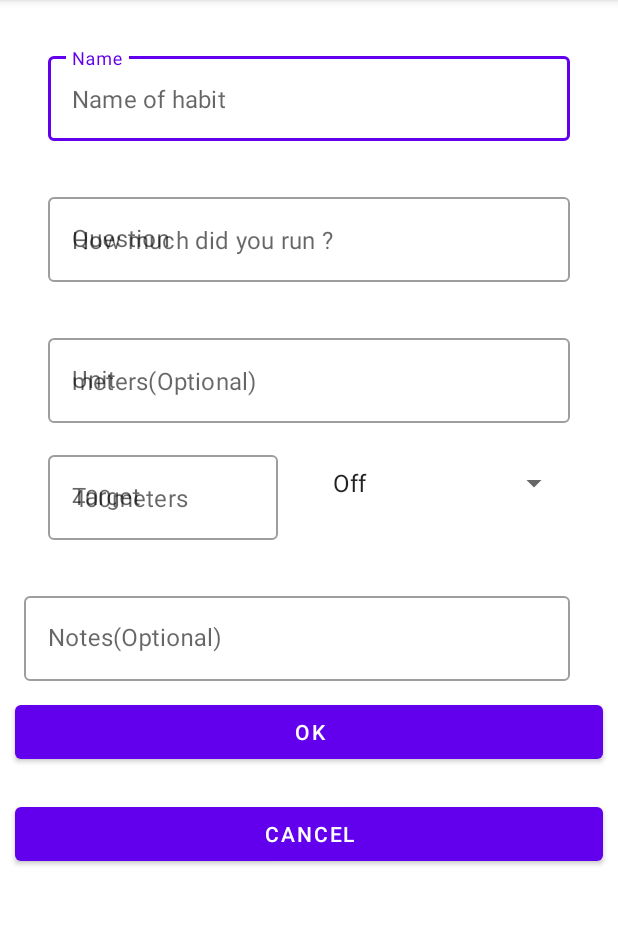
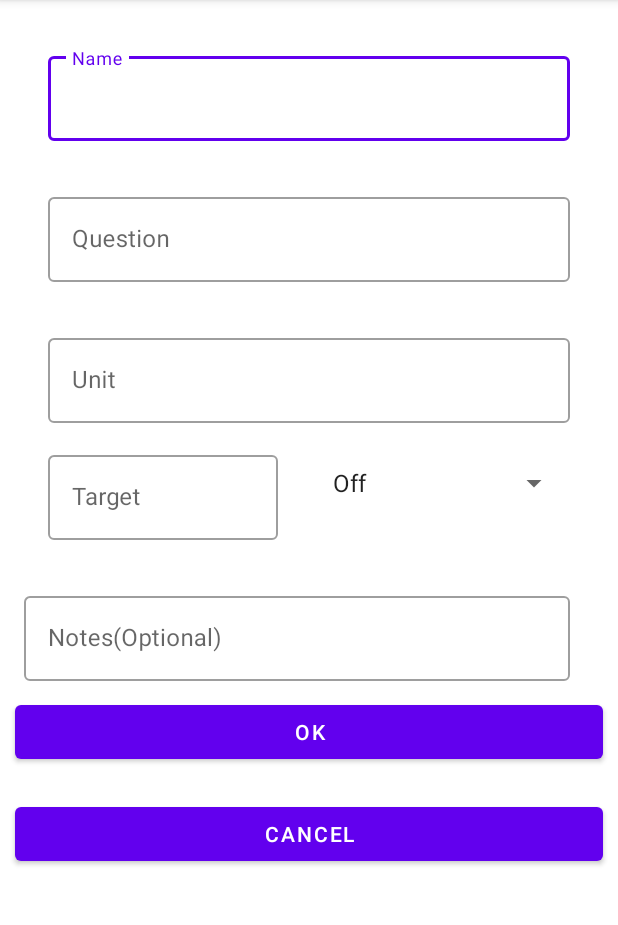
Before and after one commit to shubhamsk591/habitapp2, an Android app: the Habitform screen opened directly, with no data from a screen before it, on a phone screen of 412 x 824 dp, the part 84-1009 px from its top. Run offline under Robolectric (Android 15) with nearby library versions, the phone set to English and light mode, and no system bars.

Commit message:
Changed design overlap

```diff
--- a/app/src/main/res/layout/habitform.xml
+++ b/app/src/main/res/layout/habitform.xml
@@ -24,8 +24,7 @@
         <com.google.android.material.textfield.TextInputEditText
             android:layout_width="match_parent"
             android:layout_height="wrap_content"
-            android:id="@+id/name_input"
-            android:hint="@string/Name_of_habit"/>
+            android:id="@+id/name_input" />
     </com.google.android.material.textfield.TextInputLayout>
 
     <com.google.android.material.textfield.TextInputLayout
@@ -44,8 +43,7 @@
         <com.google.android.material.textfield.TextInputEditText
             android:layout_width="match_parent"
             android:layout_height="wrap_content"
-            android:id="@+id/question_input"
-            android:hint="@string/ExQuestion"/>
+            android:id="@+id/question_input" />
     </com.google.android.material.textfield.TextInputLayout>
 
     <com.google.android.material.textfield.TextInputLayout
@@ -64,7 +62,6 @@
         <com.google.android.material.textfield.TextInputEditText
             android:layout_width="match_parent"
             android:layout_height="wrap_content"
-            android:hint="@string/ExUnit"
             android:id="@+id/input_unit"/>
     </com.google.android.material.textfield.TextInputLayout>
     <LinearLayout
@@ -88,7 +85,6 @@
             <com.google.android.material.textfield.TextInputEditText
                 android:layout_width="153dp"
                 android:layout_height="wrap_content"
-                android:hint="@string/ExTarget"
                 android:id="@+id/input_target"/>
         </com.google.android.material.textfield.TextInputLayout>
         <com.google.android.material.textfield.TextInputLayout
```
